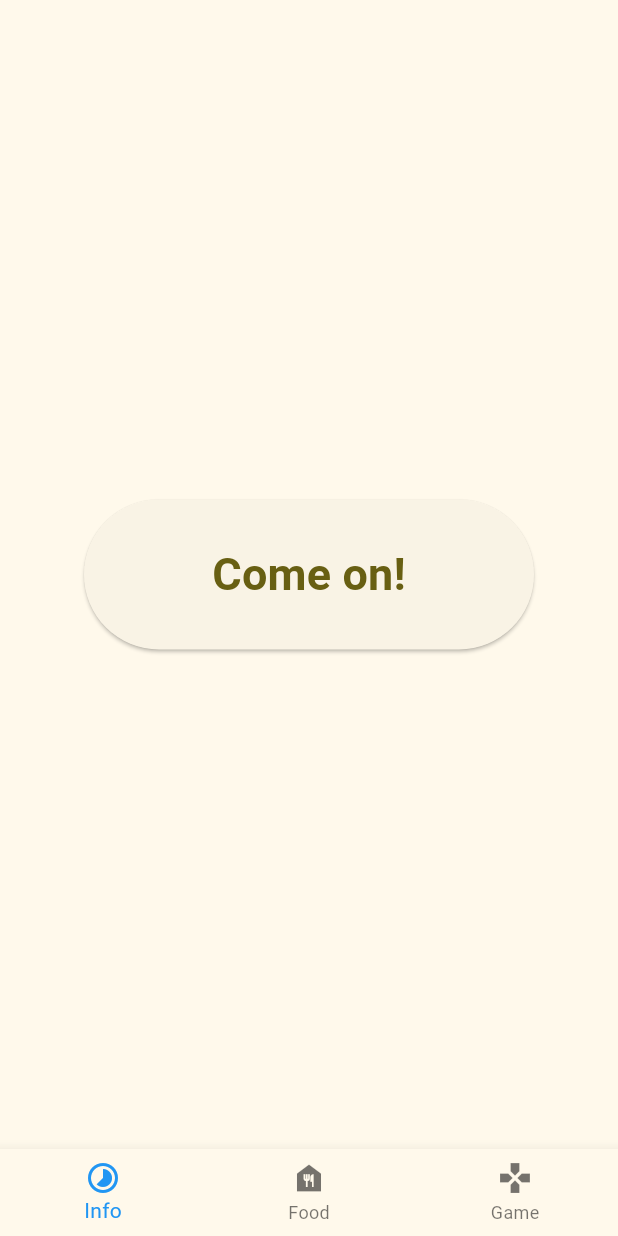
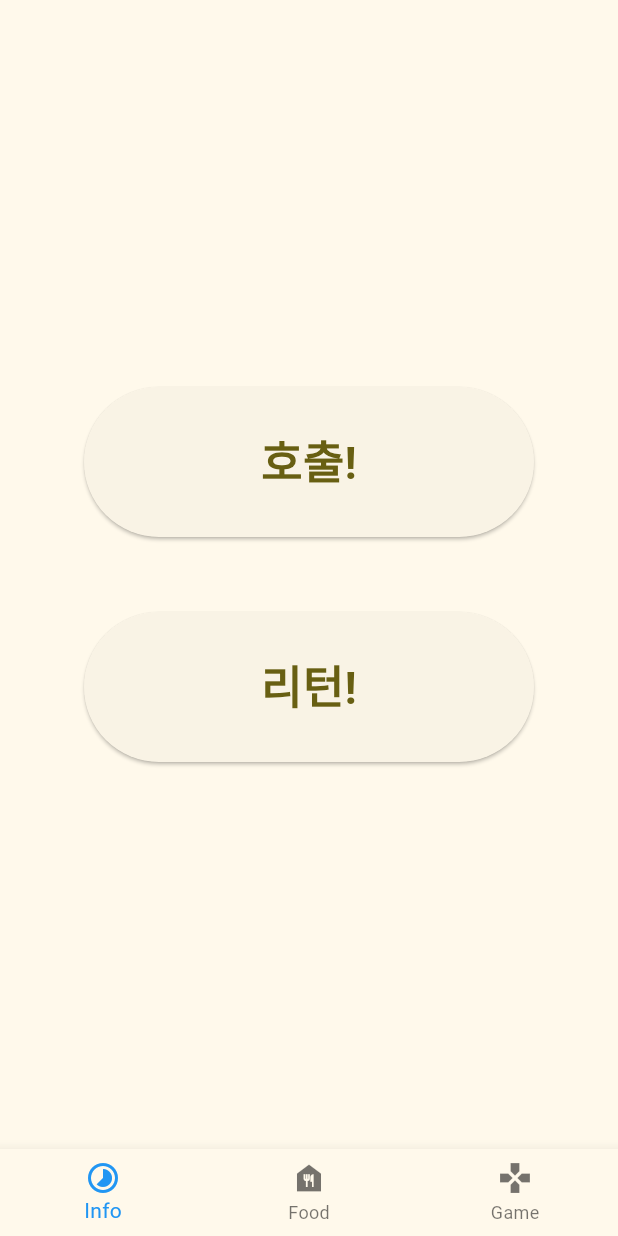
Before and after one commit to kangminhee/sqrt_webUI, a Flutter app: the screen it shows after launch, on a phone screen of 412 x 824 dp. Run offline on Flutter 3.47's test engine with Material 3 defaults, Android fonts, the light colour scheme and no system bars; our stand-ins replace socket_io_client; missing offline and left inert: dart:html; network calls fail.

Commit message:
almost there

```diff
--- a/user/lib/main.dart
+++ b/user/lib/main.dart
@@ -2,7 +2,6 @@ import 'package:flutter/material.dart';
 import 'package:user/models/cartmodel.dart'; // CartModel을 임포트
 import 'package:user/pages/home_page.dart';
 import 'package:scoped_model/scoped_model.dart';
-// import 'package:socket_io_client/socket_io_client.dart' as IO;
 
 void main() {
   runApp(const MyApp());
--- a/user/lib/pages/info_page.dart
+++ b/user/lib/pages/info_page.dart
@@ -15,19 +15,22 @@ class _InfoPageState extends State<InfoPage> {
   Widget build(BuildContext context) {
     return Center(
       // Center 위젯을 사용하여 화면 중앙에 배치
-      child: SizedBox(
-        // SizedBox를 사용하여 버튼 크기를 50x50으로 지정
+      child: Column(
+        mainAxisAlignment: MainAxisAlignment.center, // Column의 주 축 정렬을 중앙으로 설정
+        children: [
+          SizedBox(
+            // 첫 번째 버튼
             width: 300,
             height: 100,
             child: ElevatedButton(
               onPressed: () {
-            OrderApi();
+                Come();
               },
               style: ElevatedButton.styleFrom(
                 padding: EdgeInsets.zero, // 버튼 내부의 패딩을 제거
               ),
               child: const Text(
-            'Come on!',
+                '호출!',
                 style: TextStyle(
                   fontSize: 30,
                   fontWeight: FontWeight.w600,
@@ -35,6 +38,29 @@ class _InfoPageState extends State<InfoPage> {
               ),
             ),
           ),
+          const SizedBox(height: 50), // 버튼 사이의 간격을 50으로 설정
+          SizedBox(
+            // 두 번째 버튼
+            width: 300,
+            height: 100,
+            child: ElevatedButton(
+              onPressed: () {
+                Return();
+              },
+              style: ElevatedButton.styleFrom(
+                padding: EdgeInsets.zero, // 버튼 내부의 패딩을 제거
+              ),
+              child: const Text(
+                '리턴!',
+                style: TextStyle(
+                  fontSize: 30,
+                  fontWeight: FontWeight.w600,
+                ),
+              ),
+            ),
+          ),
+        ],
+      ),
     );
   }
 }
--- a/user/lib/services/uno.dart
+++ b/user/lib/services/uno.dart
@@ -63,9 +63,37 @@ class stop {
   }
 }
 
-class OrderApi {
+class Come {
   static String baseUrl = "http://112.219.28.28:3000";
   // static const String baseUrl = "http://127.0.0.1:5050";
+  static const String subUrl = "return";
+
+  static Future<http.Response> postOrder() async {
+    Uri url = Uri.parse(baseUrl); //$subUrl');
+
+    //qrId 받아오기
+
+    String jsonBody = jsonEncode(
+      {
+        'qrId': " b",
+      },
+    );
+
+    return http.post(
+      url,
+      headers: {
+        'Content-Type': 'application/json',
+      },
+      body: jsonBody,
+    );
+  }
+}
+
+class Return {
+  static String baseUrl = "http://112.219.28.28:3000";
+  // static const String baseUrl = "http://127.0.0.1:5050";
+  static const String subUrl = "return_return";
+
   // static const String subUrl = "order";
 
   static Future<http.Response> postOrder() async {
```
Also changed, not shown: user/lib/pages/home_page.dart (+44 -11 lines), user/pubspec.lock. Lines whose indentation alone changed are shown as unchanged.
